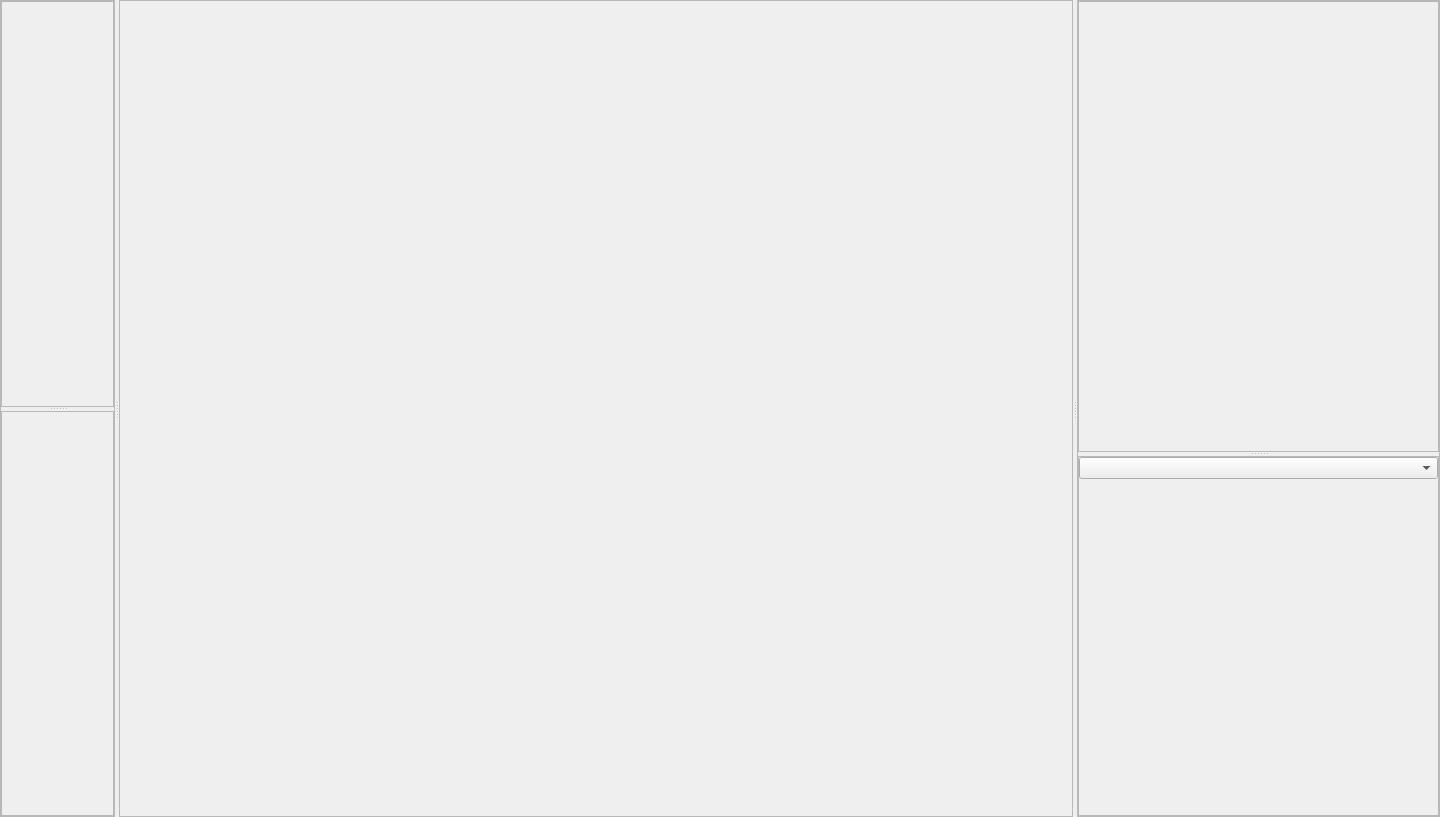
Old version of the form xdart/gui/tabs/static_scan/ui/staticUI.ui in the repository rwalroth/xdart.
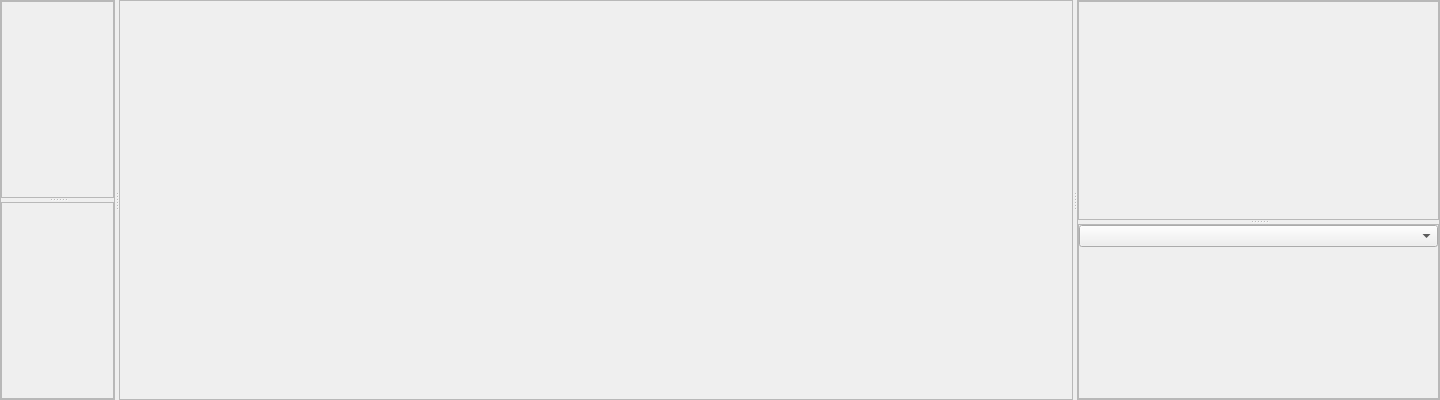
New version of the form.

Patch:
```diff
--- a/xdart/gui/tabs/static_scan/ui/staticUI.ui
+++ b/xdart/gui/tabs/static_scan/ui/staticUI.ui
@@ -7,7 +7,7 @@
     <x>0</x>
     <y>0</y>
     <width>1440</width>
-    <height>817</height>
+    <height>400</height>
    </rect>
   </property>
   <property name="windowTitle">
@@ -149,6 +149,18 @@
           <enum>Qt::Vertical</enum>
          </property>
          <widget class="QFrame" name="integratorFrame">
+          <property name="sizePolicy">
+           <sizepolicy hsizetype="Preferred" vsizetype="Preferred">
+            <horstretch>0</horstretch>
+            <verstretch>0</verstretch>
+           </sizepolicy>
+          </property>
+          <property name="maximumSize">
+           <size>
+            <width>16777215</width>
+            <height>400</height>
+           </size>
+          </property>
           <property name="frameShape">
            <enum>QFrame::StyledPanel</enum>
           </property>
@@ -160,6 +172,12 @@
           </property>
          </widget>
          <widget class="QFrame" name="wranglerFrame">
+          <property name="sizePolicy">
+           <sizepolicy hsizetype="Preferred" vsizetype="Expanding">
+            <horstretch>0</horstretch>
+            <verstretch>0</verstretch>
+           </sizepolicy>
+          </property>
           <property name="frameShape">
            <enum>QFrame::StyledPanel</enum>
           </property>
@@ -193,7 +211,14 @@
             </widget>
            </item>
            <item>
-            <widget class="QStackedWidget" name="wranglerStack"/>
+            <widget class="QStackedWidget" name="wranglerStack">
+             <property name="sizePolicy">
+              <sizepolicy hsizetype="Preferred" vsizetype="Expanding">
+               <horstretch>0</horstretch>
+               <verstretch>0</verstretch>
+              </sizepolicy>
+             </property>
+            </widget>
            </item>
           </layout>
          </widget>
```
